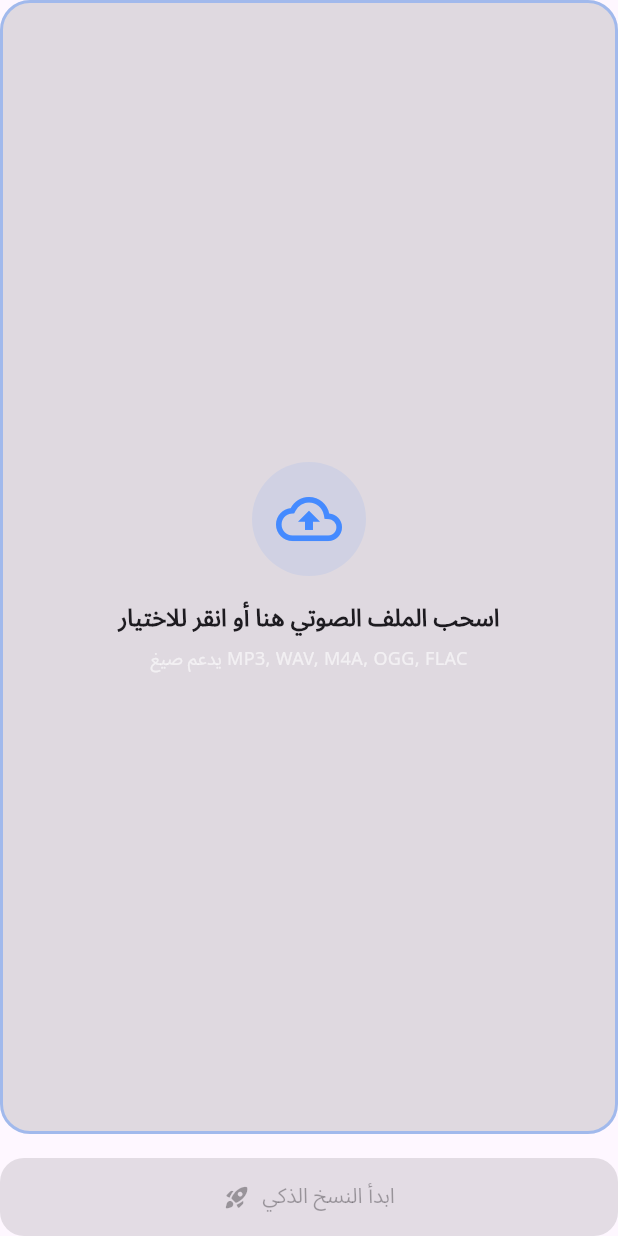
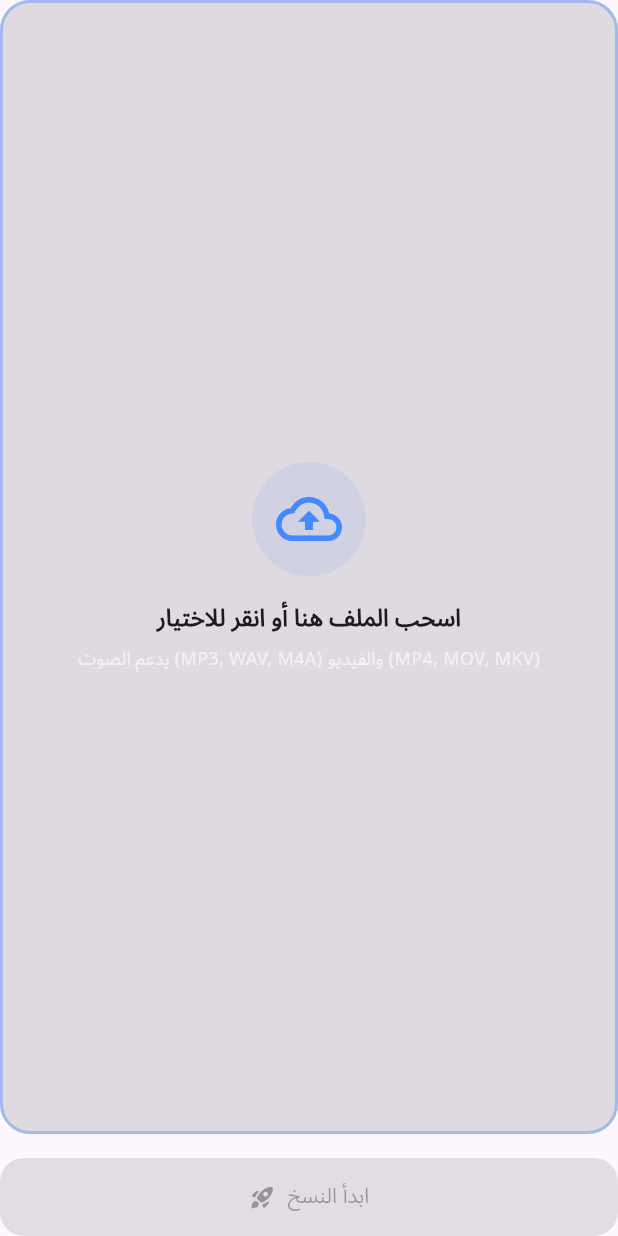
Before and after one commit to tareqbinhariz/speechToText.github.io, a Flutter app: the AudioUploadTab widget shown alone on an empty page, opened directly, on a phone screen of 412 x 824 dp. Run offline on Flutter 3.47's test engine with Material 3 defaults, Android fonts, the phone set to English and light mode, and no system bars; our stand-ins replace file_picker, get, google_generative_ai, shared_preferences; missing offline and left inert: dart:js_interop, record; accounts and stored records are empty.

Commit message:
﻿feat: add video transcription and upload support
- add MIME type mappings for mp4, mov, avi, mkv and webm video formats
- update file picker allowed extensions to include video formats
- revise home upload tab UI: update tab label, icon, help text and add delete button
- add reactive textVersion state to fix UI update issues when text changes
- refactor text copy and download functions to use async/await with error handling
- replace TranscriptStats widget with StatusBanner and adjust layout spacing
- update button text and state handling across the home feature

```diff
--- a/project/lib/features/home/views/home_view.dart
+++ b/project/lib/features/home/views/home_view.dart
@@ -100,8 +100,8 @@ class HomeView extends GetView<HomeController> {
                   text: controller.isArabic.value ? 'ميكروفون مباشر' : 'Live Mic',
                 ),
                 Tab(
-                  icon: const Icon(Icons.audio_file_rounded),
-                  text: controller.isArabic.value ? 'تحميل ملف صوتي' : 'Upload Audio',
+                  icon: const Icon(Icons.video_file_rounded),
+                  text: controller.isArabic.value ? 'رفع ملف' : 'Upload Media',
                 ),
               ],
               indicatorColor: Colors.blueAccent,
--- a/project/lib/features/home/widgets/audio_upload_tab.dart
+++ b/project/lib/features/home/widgets/audio_upload_tab.dart
@@ -50,16 +50,16 @@ class AudioUploadTab extends StatelessWidget {
                       const SizedBox(height: 16),
                       Text(
                         ctrl.isArabic.value
-                            ? 'اسحب الملف الصوتي هنا أو انقر للاختيار'
-                            : 'Drag & drop audio file or click to select',
+                            ? 'اسحب الملف هنا أو انقر للاختيار'
+                            : 'Drag & drop file or click to select',
                         style: const TextStyle(fontWeight: FontWeight.bold, fontSize: 16),
                         textAlign: TextAlign.center,
                       ),
                       const SizedBox(height: 8),
                       Text(
                         ctrl.isArabic.value
-                            ? 'يدعم صيغ MP3, WAV, M4A, OGG, FLAC'
-                            : 'Supports MP3, WAV, M4A, OGG, FLAC formats',
+                            ? 'يدعم الصوت (MP3, WAV, M4A) والفيديو (MP4, MOV, MKV)'
+                            : 'Supports audio (MP3, WAV, M4A) and video (MP4, MOV, MKV)',
                         style: TextStyle(color: textSecondary, fontSize: 12),
                       ),
                     ],
@@ -99,16 +99,31 @@ class AudioUploadTab extends StatelessWidget {
                         style: TextStyle(color: textSecondary, fontSize: 13),
                       ),
                       const SizedBox(height: 12),
+                      Row(
+                        mainAxisAlignment: MainAxisAlignment.center,
+                        children: [
+                          TextButton.icon(
+                            onPressed: ctrl.pickAudioFile,
+                            icon: const Icon(Icons.refresh_rounded, size: 16, color: Colors.blueAccent),
+                            label: Text(
+                              ctrl.isArabic.value ? 'تغيير الملف' : 'Change File',
+                              style: const TextStyle(color: Colors.blueAccent, fontSize: 13, fontWeight: FontWeight.bold),
+                            ),
+                          ),
+                          const SizedBox(width: 8),
                           TextButton.icon(
                             onPressed: () {
                               ctrl.selectedFile(null);
                               ctrl.fileTranscriptionStatus('');
+                              ctrl.isTranscribingFile(false);
                             },
-                        icon: const Icon(Icons.refresh_rounded, size: 16, color: Colors.redAccent),
+                            icon: const Icon(Icons.delete_outline_rounded, size: 16, color: Colors.redAccent),
                             label: Text(
-                          ctrl.isArabic.value ? 'تغيير الملف' : 'Change File',
+                              ctrl.isArabic.value ? 'حذف' : 'Delete',
                               style: const TextStyle(color: Colors.redAccent, fontSize: 13, fontWeight: FontWeight.bold),
                             ),
+                          ),
+                        ],
                       ),
                     ],
                   ),
@@ -190,8 +205,8 @@ class AudioUploadTab extends StatelessWidget {
                 : const Icon(Icons.rocket_launch_rounded, size: 18),
             label: Text(
               ctrl.isTranscribingFile.value
-                  ? (ctrl.isArabic.value ? 'جاري النسخ حالياً...' : 'Transcribing...')
-                  : (ctrl.isArabic.value ? 'ابدأ النسخ الذكي' : 'Start Smart Transcription'),
+                  ? (ctrl.isArabic.value ? 'جاري المعالجة...' : 'Processing...')
+                  : (ctrl.isArabic.value ? 'ابدأ النسخ' : 'Start Transcription'),
             ),
             style: ElevatedButton.styleFrom(
               backgroundColor: Colors.blueAccent,
--- a/project/lib/services/transcription_service.dart
+++ b/project/lib/services/transcription_service.dart
@@ -22,6 +22,16 @@ class TranscriptionService {
         return 'audio/x-ms-wma';
       case 'amr':
         return 'audio/amr';
+      case 'mp4':
+        return 'video/mp4';
+      case 'mov':
+        return 'video/quicktime';
+      case 'avi':
+        return 'video/x-msvideo';
+      case 'mkv':
+        return 'video/x-matroska';
+      case 'webm':
+        return 'video/webm';
       default:
         return 'audio/mp3'; // Fallback
     }
```
Also changed, not shown: project/lib/features/home/controllers/home_controller.dart (+39 -10 lines), project/lib/features/home/widgets/transcript_output.dart (+4 -3 lines), project/lib/features/home/widgets/transcript_stats.dart (+5 -4 lines), assets/fonts/MaterialIcons-Regular.otf, 2 other files. Lines whose indentation alone changed are shown as unchanged.
